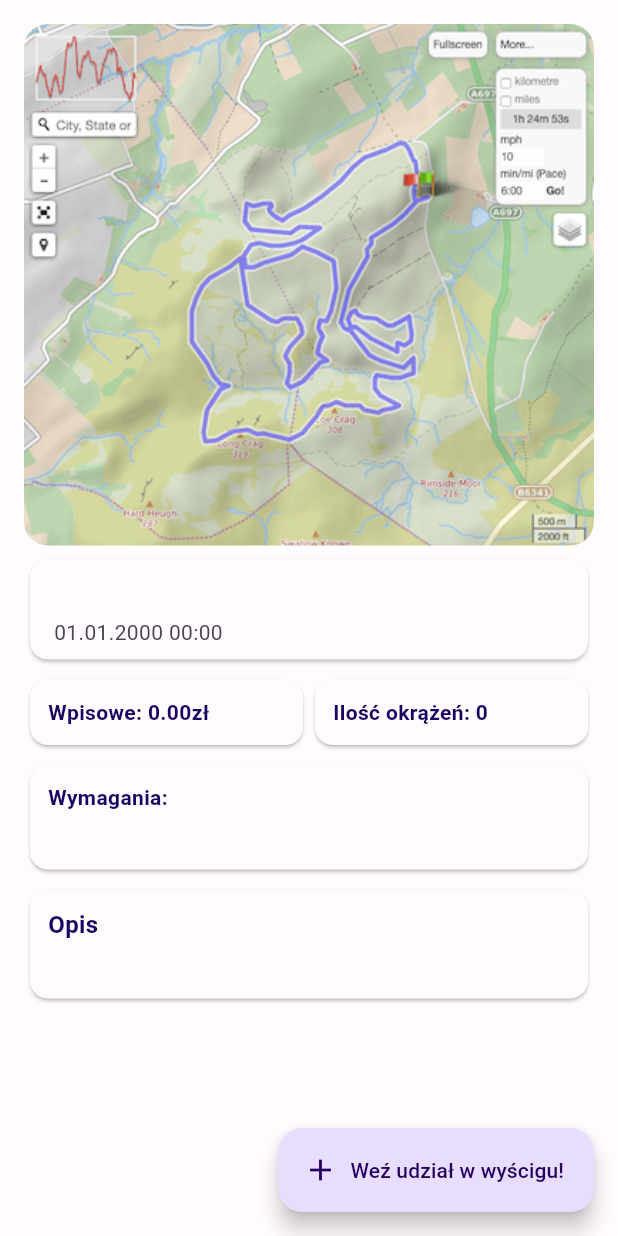
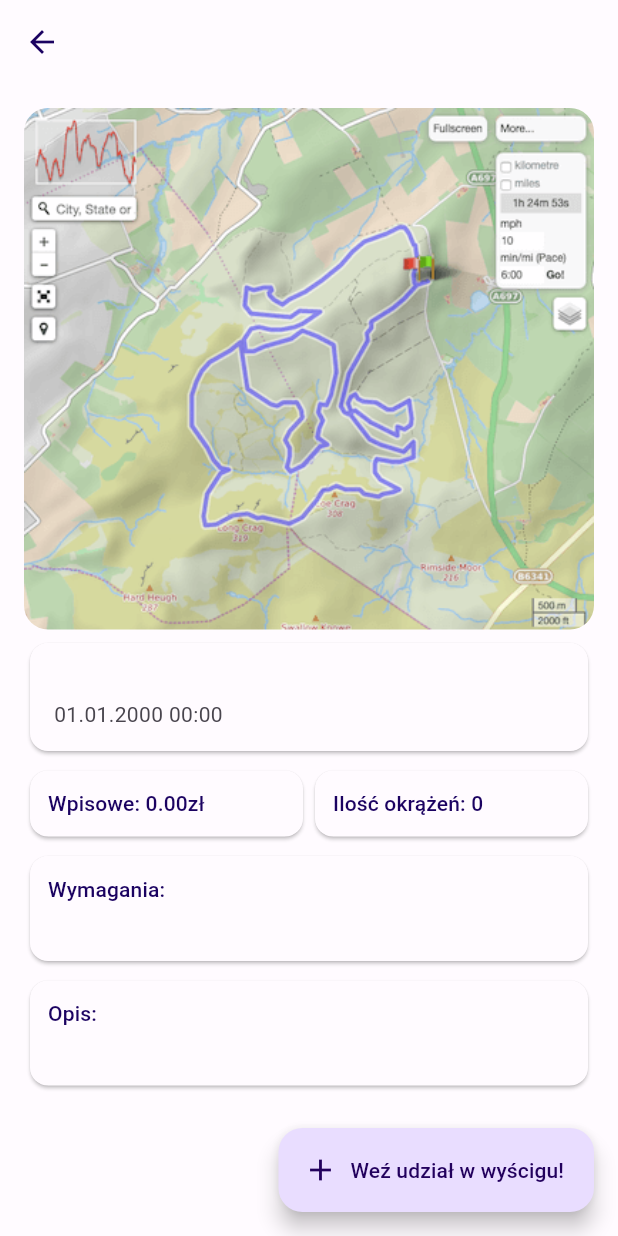
Before and after one commit to SNURTEL/sigmacats-mobile, a Flutter app: the RaceDetails screen opened directly with empty values, on a phone screen of 412 x 824 dp. Run offline on Flutter 3.47's test engine with Material 2 defaults, Android fonts, the phone set to English and light mode, and no system bars; network calls fail.

Commit message:
Fixed fonts

```diff
--- a/lib/RaceDetails.dart
+++ b/lib/RaceDetails.dart
@@ -112,6 +112,9 @@ class _RaceDetailsState extends State<RaceDetails> {
   @override
   Widget build(BuildContext context) {
     return Scaffold(
+      appBar: AppBar(
+        title: Text(raceName),
+      ),
       body: SingleChildScrollView(
         child: Padding(
           padding: const EdgeInsets.all(16.0),
@@ -132,10 +135,7 @@ class _RaceDetailsState extends State<RaceDetails> {
                 child: ListTile(
                   title: Text(
                     raceName,
-                    style: TextStyle(
-                      fontSize: 20.0,
-                      fontWeight: FontWeight.bold,
-                    ),
+                    style: Theme.of(context).textTheme.titleLarge,
                   ),
                   subtitle: Text(formatDateString(meetupTimestamp)),
                 ),
@@ -154,10 +154,7 @@ class _RaceDetailsState extends State<RaceDetails> {
                           children: [
                             Text(
                               'Wpisowe: ${(entryFeeGr / 100).toStringAsFixed(2)}zł',
-                              style: TextStyle(
-                                fontSize: 14.0,
-                                fontWeight: FontWeight.bold,
-                              ),
+                              style: Theme.of(context).textTheme.labelLarge,
                             ),
                           ],
                         ),
@@ -173,10 +170,7 @@ class _RaceDetailsState extends State<RaceDetails> {
                           children: [
                             Text(
                               'Ilość okrążeń: ${numberOfLaps.toString()}',
-                              style: TextStyle(
-                                fontSize: 14.0,
-                                fontWeight: FontWeight.bold,
-                              ),
+                              style: Theme.of(context).textTheme.labelLarge,
                             ),
                           ],
                         ),
@@ -197,16 +191,10 @@ class _RaceDetailsState extends State<RaceDetails> {
                       children: [
                         Text(
                           'Wymagania:',
-                          style: TextStyle(
-                            fontSize: 14.0,
-                            fontWeight: FontWeight.bold,
-                          ),
+                          style: Theme.of(context).textTheme.labelLarge,
                         ),
                         const SizedBox(height: 5.0),
-                        Text(
-                          requirements,
-                          style: TextStyle(fontSize: 14.0),
-                        ),
+                        Text(requirements),
                       ],
                     ),
                   ),
@@ -223,17 +211,11 @@ class _RaceDetailsState extends State<RaceDetails> {
                       crossAxisAlignment: CrossAxisAlignment.start,
                       children: [
                         Text(
-                          'Opis',
-                          style: TextStyle(
-                            fontSize: 16.0,
-                            fontWeight: FontWeight.bold,
-                          ),
+                          'Opis:',
+                          style: Theme.of(context).textTheme.labelLarge,
                         ),
                         const SizedBox(height: 5.0),
-                        Text(
-                          raceDescription,
-                          style: TextStyle(fontSize: 14.0),
-                        ),
+                        Text(raceDescription),
                       ],
                     ),
                   ),
```
Also changed, not shown: lib/RaceList.dart (+4 -17 lines).
